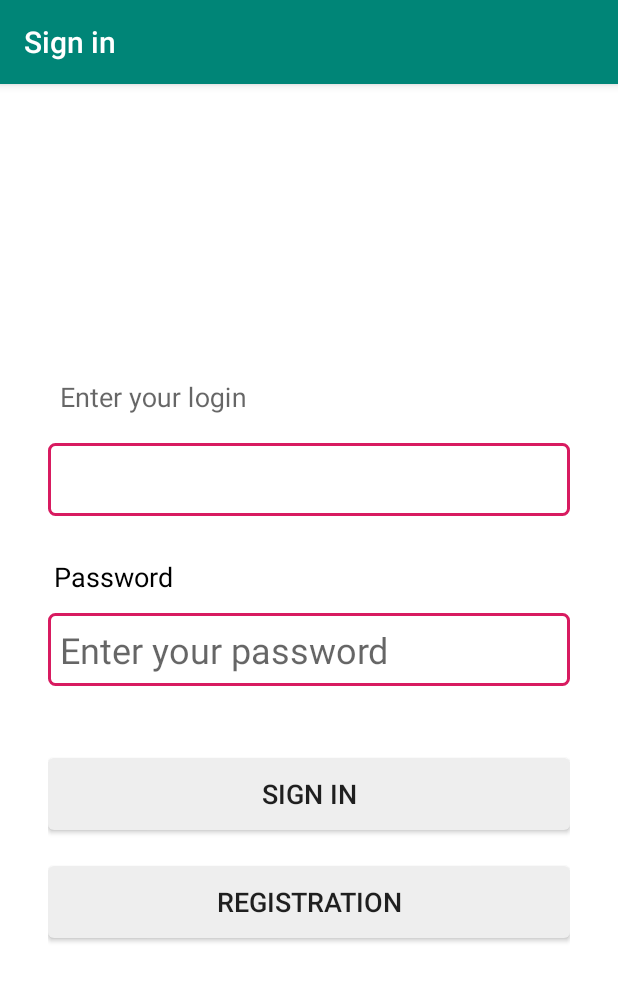
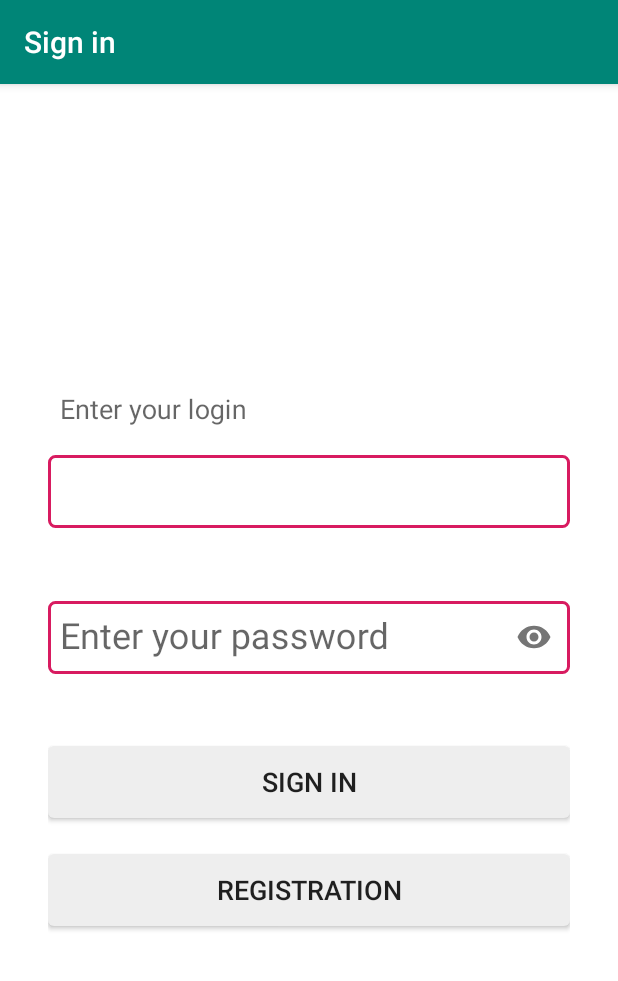
Before and after one commit to denis-luttcev/bkt_homeworks_mobile_auth_android_client, an Android app: the SignInActivity screen opened directly, with no data from a screen before it, on a phone screen of 412 x 824 dp. Shown: the top 981 px of the screen. Run offline under Robolectric (Android 15) with nearby library versions, the phone set to English and light mode, and no system bars.

Commit message:
migration of login and password fields to TextInputLayout into SignIn Activity completed

```diff
--- a/app/src/main/java/ru/z8/louttsev/bkt_homeworks_mobile_auth_android_client/SignInActivity.kt
+++ b/app/src/main/java/ru/z8/louttsev/bkt_homeworks_mobile_auth_android_client/SignInActivity.kt
@@ -68,7 +68,7 @@ class SignInActivity : AppCompatActivity() {
 
     private fun clearFields() {
         mBinding.loginEdt.text?.clear()
-        mBinding.passwordEdt.text.clear()
+        mBinding.passwordEdt.text?.clear()
     }
 
     private fun requestToken(login: String, password: String) {
--- /dev/null
+++ b/app/src/main/res/drawable/ic_password_hidden.xml
@@ -0,0 +1,10 @@
+<vector xmlns:android="http://schemas.android.com/apk/res/android"
+    android:width="24dp"
+    android:height="24dp"
+    android:viewportWidth="24"
+    android:viewportHeight="24"
+    android:tint="?attr/colorControlNormal">
+  <path
+      android:fillColor="@android:color/white"
+      android:pathData="M12,4.5C7,4.5 2.73,7.61 1,12c1.73,4.39 6,7.5 11,7.5s9.27,-3.11 11,-7.5c-1.73,-4.39 -6,-7.5 -11,-7.5zM12,17c-2.76,0 -5,-2.24 -5,-5s2.24,-5 5,-5 5,2.24 5,5 -2.24,5 -5,5zM12,9c-1.66,0 -3,1.34 -3,3s1.34,3 3,3 3,-1.34 3,-3 -1.34,-3 -3,-3z"/>
+</vector>
--- /dev/null
+++ b/app/src/main/res/drawable/ic_password_toggle_selector.xml
@@ -0,0 +1,9 @@
+<?xml version="1.0" encoding="utf-8"?>
+<layer-list xmlns:android="http://schemas.android.com/apk/res/android">
+    <item android:top="24dp">
+        <selector>
+            <item android:drawable="@drawable/ic_password_visible" android:state_checked="true"/>
+            <item android:drawable="@drawable/ic_password_hidden"/>
+        </selector>
+    </item>
+</layer-list>
--- /dev/null
+++ b/app/src/main/res/drawable/ic_password_visible.xml
@@ -0,0 +1,10 @@
+<vector xmlns:android="http://schemas.android.com/apk/res/android"
+    android:width="24dp"
+    android:height="24dp"
+    android:viewportWidth="24"
+    android:viewportHeight="24"
+    android:tint="?attr/colorControlNormal">
+  <path
+      android:fillColor="@android:color/white"
+      android:pathData="M12,7c2.76,0 5,2.24 5,5 0,0.65 -0.13,1.26 -0.36,1.83l2.92,2.92c1.51,-1.26 2.7,-2.89 3.43,-4.75 -1.73,-4.39 -6,-7.5 -11,-7.5 -1.4,0 -2.74,0.25 -3.98,0.7l2.16,2.16C10.74,7.13 11.35,7 12,7zM2,4.27l2.28,2.28 0.46,0.46C3.08,8.3 1.78,10.02 1,12c1.73,4.39 6,7.5 11,7.5 1.55,0 3.03,-0.3 4.38,-0.84l0.42,0.42L19.73,22 21,20.73 3.27,3 2,4.27zM7.53,9.8l1.55,1.55c-0.05,0.21 -0.08,0.43 -0.08,0.65 0,1.66 1.34,3 3,3 0.22,0 0.44,-0.03 0.65,-0.08l1.55,1.55c-0.67,0.33 -1.41,0.53 -2.2,0.53 -2.76,0 -5,-2.24 -5,-5 0,-0.79 0.2,-1.53 0.53,-2.2zM11.84,9.02l3.15,3.15 0.02,-0.16c0,-1.66 -1.34,-3 -3,-3l-0.17,0.01z"/>
+</vector>
--- a/app/src/main/res/layout/activity_sign_in.xml
+++ b/app/src/main/res/layout/activity_sign_in.xml
@@ -12,7 +12,7 @@
         android:layout_height="wrap_content"
         android:hint="@string/login_hint"
         app:hintTextAppearance="@style/TextAppearance.AppCompat.Medium"
-        app:layout_constraintBottom_toTopOf="@+id/passwordLabel"
+        app:layout_constraintBottom_toTopOf="@+id/passwordLayout"
         app:layout_constraintEnd_toEndOf="parent"
         app:layout_constraintHorizontal_bias="0.5"
         app:layout_constraintStart_toStartOf="parent"
@@ -32,7 +32,36 @@
             android:textSize="24sp" />
     </com.google.android.material.textfield.TextInputLayout>
 
-    <TextView
+    <com.google.android.material.textfield.TextInputLayout
+        android:id="@+id/passwordLayout"
+        android:layout_width="0dp"
+        android:layout_height="wrap_content"
+        android:layout_marginTop="8dp"
+        android:hint="@string/password_hint"
+        app:hintTextAppearance="@style/TextAppearance.AppCompat.Medium"
+        app:layout_constraintBottom_toTopOf="@+id/signInBtn"
+        app:layout_constraintEnd_toEndOf="parent"
+        app:layout_constraintHorizontal_bias="0.5"
+        app:layout_constraintStart_toStartOf="parent"
+        app:layout_constraintTop_toBottomOf="@+id/loginLayout"
+        app:layout_constraintVertical_chainStyle="packed"
+        app:passwordToggleEnabled="true"
+        app:passwordToggleDrawable="@drawable/ic_password_toggle_selector">
+
+        <com.google.android.material.textfield.TextInputEditText
+            android:id="@+id/passwordEdt"
+            android:layout_width="match_parent"
+            android:layout_height="wrap_content"
+            android:background="@drawable/rounded_inputtext_field"
+            android:inputType="textPassword"
+            android:paddingStart="8dp"
+            android:paddingTop="32dp"
+            android:paddingEnd="8dp"
+            android:paddingBottom="8dp"
+            android:textSize="24sp" />
+    </com.google.android.material.textfield.TextInputLayout>
+
+<!--    <TextView
         android:id="@+id/passwordLabel"
         android:layout_width="wrap_content"
         android:layout_height="wrap_content"
@@ -44,9 +73,9 @@
         app:layout_constraintBottom_toTopOf="@+id/passwordEdt"
         app:layout_constraintStart_toStartOf="@+id/passwordEdt"
         app:layout_constraintTop_toBottomOf="@+id/loginLayout"
-        app:layout_constraintVertical_chainStyle="packed" />
+        app:layout_constraintVertical_chainStyle="packed" />-->
 
-    <EditText
+<!--    <EditText
         android:id="@+id/passwordEdt"
         android:layout_width="0dp"
         android:layout_height="wrap_content"
@@ -62,7 +91,7 @@
         app:layout_constraintHorizontal_bias="0.5"
         app:layout_constraintStart_toStartOf="@+id/loginLayout"
         app:layout_constraintTop_toBottomOf="@+id/passwordLabel"
-        app:layout_constraintVertical_chainStyle="packed" />
+        app:layout_constraintVertical_chainStyle="packed" />-->
 
     <Button
         android:id="@+id/signInBtn"
@@ -74,10 +103,10 @@
         android:text="@string/sign_in_btn_text"
         android:textSize="18sp"
         app:layout_constraintBottom_toTopOf="@+id/registrationBtn"
-        app:layout_constraintEnd_toEndOf="@+id/passwordEdt"
+        app:layout_constraintEnd_toEndOf="@+id/passwordLayout"
         app:layout_constraintHorizontal_bias="0.5"
-        app:layout_constraintStart_toStartOf="@+id/passwordEdt"
-        app:layout_constraintTop_toBottomOf="@+id/passwordEdt"
+        app:layout_constraintStart_toStartOf="@+id/passwordLayout"
+        app:layout_constraintTop_toBottomOf="@+id/passwordLayout"
         app:layout_constraintVertical_chainStyle="packed" />
 
     <Button
```
